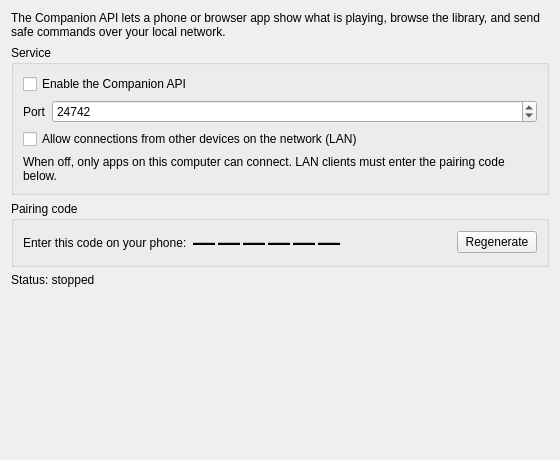
First picture: the form in src/preferences/dialog/dlgprefcompaniondlg.ui, repository MartinBspheroid/mixxx, before the edit.
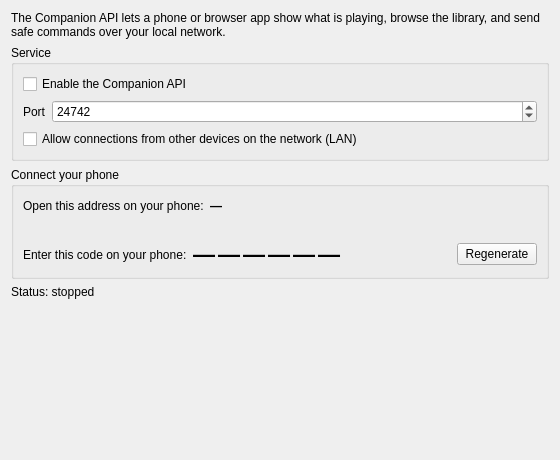
Second picture: the form after the edit.

Commit message: companion: show the address to open on the phone

What changed in the file:
```diff
--- a/src/preferences/dialog/dlgprefcompaniondlg.ui
+++ b/src/preferences/dialog/dlgprefcompaniondlg.ui
@@ -64,24 +64,63 @@
         </property>
        </widget>
       </item>
-      <item row="3" column="0" colspan="2">
-       <widget class="QLabel" name="labelLanHint">
-        <property name="text">
-         <string>When off, only apps on this computer can connect. LAN clients must enter the pairing code below.</string>
-        </property>
-        <property name="wordWrap">
-         <bool>true</bool>
-        </property>
-       </widget>
-      </item>
      </layout>
     </widget>
    </item>
    <item>
     <widget class="QGroupBox" name="groupPairing">
      <property name="title">
-      <string>Pairing code</string>
+      <string>Connect your phone</string>
      </property>
+     <layout class="QVBoxLayout" name="layoutPairingOuter">
+      <item>
+       <layout class="QHBoxLayout" name="layoutAddress">
+        <item>
+         <widget class="QLabel" name="labelAddressCaption">
+          <property name="text">
+           <string>Open this address on your phone:</string>
+          </property>
+         </widget>
+        </item>
+        <item>
+         <widget class="QLabel" name="labelAddress">
+          <property name="text">
+           <string>—</string>
+          </property>
+          <property name="styleSheet">
+           <string notr="true">font-weight: bold;</string>
+          </property>
+          <property name="textInteractionFlags">
+           <set>Qt::TextSelectableByKeyboard|Qt::TextSelectableByMouse</set>
+          </property>
+         </widget>
+        </item>
+        <item>
+         <spacer name="addressSpacer">
+          <property name="orientation">
+           <enum>Qt::Horizontal</enum>
+          </property>
+          <property name="sizeHint" stdset="0">
+           <size>
+            <width>40</width>
+            <height>20</height>
+           </size>
+          </property>
+         </spacer>
+        </item>
+       </layout>
+      </item>
+      <item>
+       <widget class="QLabel" name="labelAddressHint">
+        <property name="text">
+         <string/>
+        </property>
+        <property name="wordWrap">
+         <bool>true</bool>
+        </property>
+       </widget>
+      </item>
+      <item>
      <layout class="QHBoxLayout" name="layoutPairing">
       <item>
        <widget class="QLabel" name="labelCodeCaption">
@@ -122,6 +161,8 @@
          <string>Regenerate</string>
         </property>
        </widget>
+      </item>
+     </layout>
       </item>
      </layout>
     </widget>
```
The commit also changes 8 other files.
